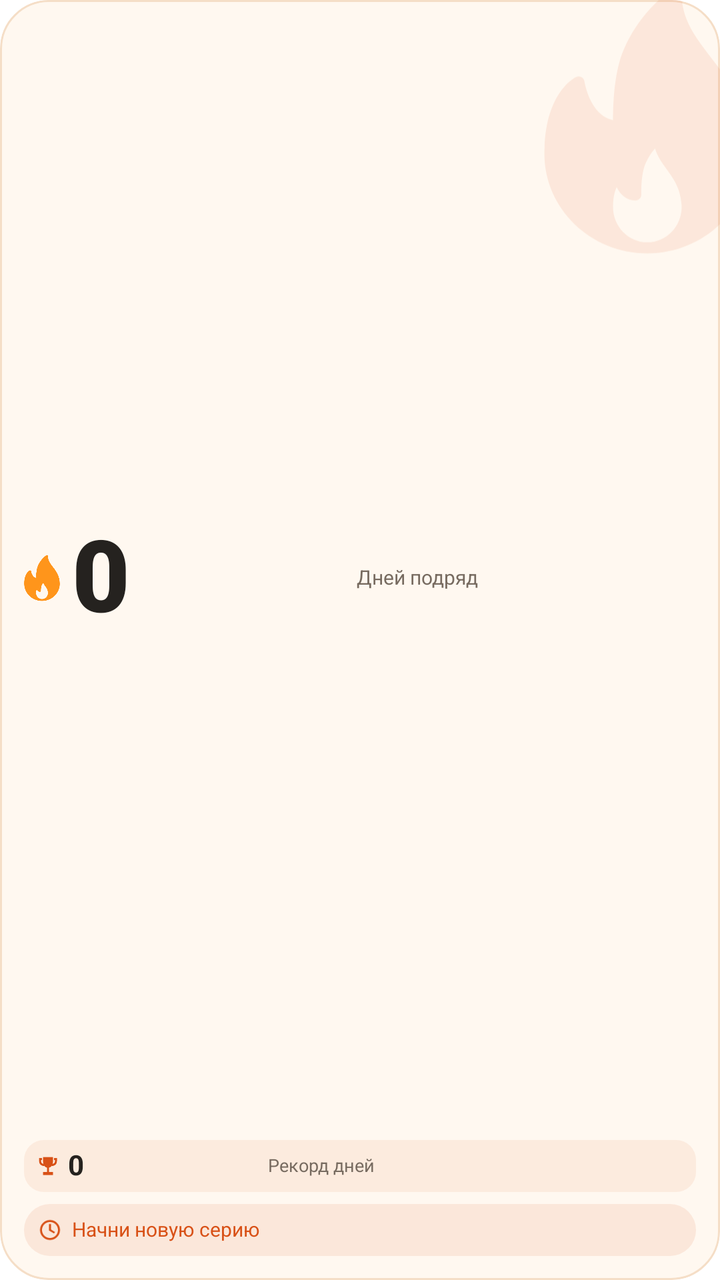
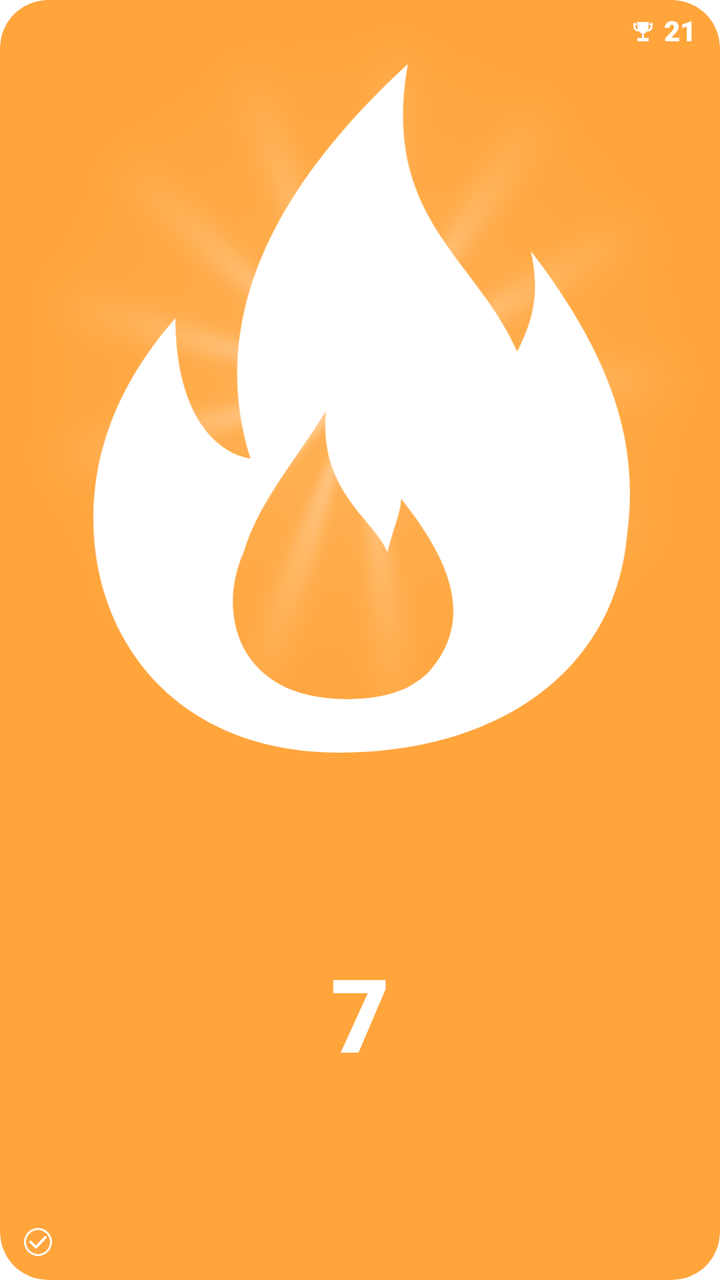

Two renders of the same Android screen: before a commit and after it. Below are the layout's source before the change and the commit's diff.
<!-- AndroidManifest.xml: fallback theme Theme.MaterialComponents.DayNight.NoActionBar -->
<!-- res/layout/streak_widget.xml -->
<?xml version="1.0" encoding="utf-8"?>
<FrameLayout
    xmlns:android="http://schemas.android.com/apk/res/android"
    android:id="@+id/streak_root"
    android:layout_width="match_parent"
    android:layout_height="match_parent"
    android:background="@drawable/streak_widget_background"
    android:clipToOutline="true">
    <ImageView
        android:id="@+id/streak_art"
        android:layout_width="104dp"
        android:layout_height="136dp"
        android:src="@drawable/streak_widget_flame"
        android:scaleType="fitCenter"
        android:importantForAccessibility="no"
        android:layout_gravity="top|end"
        android:layout_marginEnd="-16dp"
        android:layout_marginTop="-8dp"
        android:tint="@color/streak_widget_accent"
        android:alpha="0.10" />
    <LinearLayout
        android:layout_width="match_parent"
        android:layout_height="match_parent"
        android:orientation="vertical"
        android:padding="12dp">
        <LinearLayout
            android:layout_width="match_parent"
            android:layout_height="0dp"
            android:layout_weight="1"
            android:orientation="horizontal"
            android:gravity="center_vertical">
            <ImageView
                android:id="@+id/streak_flame"
                android:layout_width="18dp"
                android:layout_height="match_parent"
                android:src="@drawable/streak_widget_flame"
                android:scaleType="fitCenter"
                android:importantForAccessibility="no" />
            
            <TextView
                android:id="@+id/streak_current"
                android:layout_width="0dp"
                android:layout_height="match_parent"
                android:text="0"
                android:textSize="56sp"
                android:textColor="@color/streak_widget_text"
                android:maxLines="1"
                android:includeFontPadding="false"
                android:gravity="center_vertical"
                android:fontFamily="sans-serif-black"
                android:autoSizeTextType="uniform"
                android:autoSizeMinTextSize="5sp"
                android:autoSizeMaxTextSize="50dp"
                android:autoSizeStepGranularity="1sp"
                android:layout_weight="0.9"
                android:layout_marginStart="6dp"
                android:textStyle="bold" />
            <TextView
                android:id="@+id/streak_label"
                android:layout_width="0dp"
                android:layout_height="match_parent"
                android:text="@string/currentLabel"
                android:textSize="10sp"
                android:textColor="@color/streak_widget_secondary"
                android:maxLines="2"
                android:includeFontPadding="false"
                android:gravity="center_vertical"
                android:fontFamily="sans-serif"
                android:autoSizeTextType="uniform"
                android:autoSizeMinTextSize="5sp"
                android:autoSizeMaxTextSize="10sp"
                android:autoSizeStepGranularity="1sp"
                android:layout_weight="1.1"
                android:layout_marginStart="4dp" />
        </LinearLayout>
        <LinearLayout
            android:id="@+id/streak_record_badge"
            android:layout_width="match_parent"
            android:layout_height="26dp"
            android:layout_marginTop="4dp"
            android:paddingStart="6dp"
            android:paddingEnd="6dp"
            android:orientation="horizontal"
            android:gravity="center_vertical"
            android:background="@drawable/streak_widget_record_surface">
            <ImageView
                android:id="@+id/streak_trophy"
                android:layout_width="12dp"
                android:layout_height="match_parent"
                android:src="@drawable/streak_widget_trophy"
                android:scaleType="fitCenter"
                android:importantForAccessibility="no" />
            <TextView
                android:id="@+id/streak_best"
                android:layout_width="0dp"
                android:layout_height="match_parent"
                android:text="0"
                android:textSize="14sp"
                android:textColor="@color/streak_widget_text"
                android:maxLines="1"
                android:includeFontPadding="false"
                android:gravity="center_vertical"
                android:fontFamily="sans-serif"
                android:autoSizeTextType="uniform"
                android:autoSizeMinTextSize="5sp"
                android:autoSizeMaxTextSize="14sp"
                android:autoSizeStepGranularity="1sp"
                android:layout_weight="0.7"
                android:layout_marginStart="4dp"
                android:textStyle="bold" />
            <TextView
                android:id="@+id/streak_best_label"
                android:layout_width="0dp"
                android:layout_height="match_parent"
                android:text="@string/bestLabel"
                android:textSize="9sp"
                android:textColor="@color/streak_widget_secondary"
                android:maxLines="1"
                android:includeFontPadding="false"
                android:gravity="center_vertical"
                android:fontFamily="sans-serif"
                android:autoSizeTextType="uniform"
                android:autoSizeMinTextSize="5sp"
                android:autoSizeMaxTextSize="9sp"
                android:autoSizeStepGranularity="1sp"
                android:layout_weight="1.5"
                android:layout_marginStart="3dp" />
        </LinearLayout>
        <LinearLayout
            android:id="@+id/streak_status_group"
            android:layout_width="match_parent"
            android:layout_height="26dp"
            android:layout_marginTop="6dp"
            android:paddingStart="7dp"
            android:paddingEnd="7dp"
            android:background="@drawable/streak_widget_status_surface"
            android:orientation="horizontal"
            android:gravity="center_vertical">
            <ImageView
                android:id="@+id/streak_status_icon"
                android:layout_width="12dp"
                android:layout_height="match_parent"
                android:src="@drawable/streak_widget_clock"
                android:scaleType="fitCenter"
                android:importantForAccessibility="no"
                android:tint="@color/streak_widget_accent"
                android:layout_marginEnd="5dp" />
            <TextView
                android:id="@+id/streak_status"
                android:layout_width="0dp"
                android:layout_height="match_parent"
                android:text="@string/startLabel"
                android:textSize="10sp"
                android:textColor="@color/streak_widget_accent"
                android:maxLines="2"
                android:includeFontPadding="false"
                android:gravity="center_vertical"
                android:fontFamily="sans-serif"
                android:autoSizeTextType="uniform"
                android:autoSizeMinTextSize="5sp"
                android:autoSizeMaxTextSize="10sp"
                android:autoSizeStepGranularity="1sp"
                android:layout_weight="1" />
        </LinearLayout>
    </LinearLayout>
</FrameLayout>
<!-- resources referenced by this layout -->
<resources>
  <color name="streak_widget_accent">#D85117</color>
  <color name="streak_widget_secondary">#776B60</color>
  <color name="streak_widget_text">#25221F</color>
  <!-- drawable streak_widget_background (drawable) -->
  <shape xmlns:android="http://schemas.android.com/apk/res/android" android:shape="rectangle">
      <solid android:color="@color/streak_widget_background" />
      <corners android:radius="24dp" />
      <stroke android:width="1dp" android:color="@color/streak_widget_border" />
  </shape>
  <!-- drawable streak_widget_clock (drawable) -->
  <vector xmlns:android="http://schemas.android.com/apk/res/android"
      android:width="16dp" android:height="16dp" android:viewportWidth="24" android:viewportHeight="24">
      <path android:fillColor="@color/streak_widget_accent" android:fillType="evenOdd"
          android:pathData="M12,2A10,10 0,1 0,12 22A10,10 0,0 0,12 2ZM12,4A8,8 0,1 1,12 20A8,8 0,0 1,12 4ZM11,6H13V11.5L17,14L16,15.5L11,12.5Z" />
  </vector>
  <!-- drawable streak_widget_flame (drawable) -->
  <vector xmlns:android="http://schemas.android.com/apk/res/android"
      android:width="28dp" android:height="36dp"
      android:viewportWidth="388" android:viewportHeight="516">
      <group android:translateX="-62" android:translateY="2">
          <path android:fillColor="#FF951B"
              android:pathData="M446.906,299.769c-5.865-76.359-41.417-124.21-72.781-166.436C345.083,94.241,320,60.483,320,10.685 c0-4-2.24-7.656-5.792-9.489c-3.563-1.844-7.844-1.542-11.083,0.812c-47.104,33.706-86.406,90.515-100.135,144.719 c-9.531,37.737-10.792,80.161-10.969,108.18c-43.5-9.291-53.354-74.359-53.458-75.068c-0.49-3.375-2.552-6.312-5.552-7.916 c-3.031-1.583-6.594-1.698-9.667-0.177c-2.281,1.104-55.99,28.394-59.115,137.355C64.01,312.726,64,316.362,64,319.997 c0,105.857,86.135,191.987,192,191.987c0.146,0.01,0.302,0.031,0.427,0c0.042,0,0.083,0,0.135,0 C362.167,511.681,448,425.667,448,319.997C448,314.674,446.906,299.769,446.906,299.769z M256,490.652 c-35.292,0-64-30.581-64-68.172c0-1.281-0.01-2.573,0.083-4.156c0.427-15.853,3.438-26.675,6.74-33.873 c6.188,13.291,17.25,25.509,35.219,25.509c5.896,0,10.667-4.771,10.667-10.666c0-15.186,0.313-32.706,4.094-48.518 c3.365-14.02,11.406-28.936,21.594-40.893c4.531,15.52,13.365,28.081,21.99,40.341c12.344,17.54,25.104,35.675,27.344,66.6 c0.135,1.833,0.271,3.677,0.271,5.656C320,460.07,291.292,490.652,256,490.652z" />
      </group>
  </vector>
  <!-- drawable streak_widget_record_surface (drawable) -->
  <shape xmlns:android="http://schemas.android.com/apk/res/android">
      <solid android:color="@color/streak_widget_record_surface" />
      <corners android:radius="10dp" />
  </shape>
  <!-- drawable streak_widget_status_surface (drawable) -->
  <shape xmlns:android="http://schemas.android.com/apk/res/android">
      <solid android:color="@color/streak_widget_status_surface" />
      <corners android:radius="13dp" />
  </shape>
  <!-- drawable streak_widget_trophy (drawable) -->
  <vector xmlns:android="http://schemas.android.com/apk/res/android"
      android:width="24dp" android:height="24dp"
      android:viewportWidth="24" android:viewportHeight="24">
      <path android:fillColor="@color/streak_widget_accent"
          android:pathData="M7,3H17V8C17,11.1 14.8,13.6 12,14C9.2,13.6 7,11.1 7,8ZM11,14H13V18H17V21H7V18H11ZM3,4H6V6H5V7C5,8.6 6.3,10 8,10V12C5.2,12 3,9.8 3,7ZM18,4H21V7C21,9.8 18.8,12 16,12V10C17.7,10 19,8.6 19,7V6H18Z" />
  </vector>
  <string name="bestLabel">Рекорд дней</string>
  <string name="currentLabel">Дней подряд</string>
  <string name="startLabel">Начни новую серию</string>
  <color name="streak_widget_background">#FFF8F0</color>
  <color name="streak_widget_border">#F5DEC7</color>
  <color name="streak_widget_record_surface">#14D85117</color>
  <color name="streak_widget_status_surface">#1AD85117</color>
</resources>

<!-- the commit's change to res/layout/streak_widget.xml (unified diff, before → after) -->
@@ -1,166 +1,100 @@
-<?xml version="1.0" encoding="utf-8"?>
-<FrameLayout
-    xmlns:android="http://schemas.android.com/apk/res/android"
-    android:id="@+id/streak_root"
+<?xml version="1.0" ?>
+<FrameLayout xmlns:android="http://schemas.android.com/apk/res/android"
     android:layout_width="match_parent"
     android:layout_height="match_parent"
+    android:id="@+id/streak_root"
     android:background="@drawable/streak_widget_background"
-    android:clipToOutline="true">
-    <ImageView
-        android:id="@+id/streak_art"
-        android:layout_width="104dp"
-        android:layout_height="136dp"
-        android:src="@drawable/streak_widget_flame"
-        android:scaleType="fitCenter"
-        android:importantForAccessibility="no"
-        android:layout_gravity="top|end"
-        android:layout_marginEnd="-16dp"
-        android:layout_marginTop="-8dp"
-        android:tint="@color/streak_widget_accent"
-        android:alpha="0.10" />
+    android:clipToOutline="true"
+    android:importantForAccessibility="yes">
     <LinearLayout
         android:layout_width="match_parent"
         android:layout_height="match_parent"
         android:orientation="vertical"
-        android:padding="12dp">
-        <LinearLayout
+        android:gravity="center">
+        <FrameLayout
             android:layout_width="match_parent"
             android:layout_height="0dp"
-            android:layout_weight="1"
-            android:orientation="horizontal"
-            android:gravity="center_vertical">
+            android:layout_weight="1.2">
             <ImageView
+                android:layout_width="match_parent"
+                android:layout_height="match_parent"
+                android:id="@+id/streak_rays"
+                android:src="@drawable/streak_widget_rays"
+                android:importantForAccessibility="no"
+                android:scaleType="fitXY"/>
+            <ImageView
+                android:layout_width="match_parent"
+                android:layout_height="match_parent"
                 android:id="@+id/streak_flame"
-                android:layout_width="18dp"
-                android:layout_height="match_parent"
                 android:src="@drawable/streak_widget_flame"
+                android:importantForAccessibility="no"
                 android:scaleType="fitCenter"
-                android:importantForAccessibility="no" />
-            
-            <TextView
-                android:id="@+id/streak_current"
-                android:layout_width="0dp"
-                android:layout_height="match_parent"
-                android:text="0"
-                android:textSize="56sp"
-                android:textColor="@color/streak_widget_text"
-                android:maxLines="1"
-                android:includeFontPadding="false"
-                android:gravity="center_vertical"
-                android:fontFamily="sans-serif-black"
-                android:autoSizeTextType="uniform"
-                android:autoSizeMinTextSize="5sp"
-                android:autoSizeMaxTextSize="50dp"
-                android:autoSizeStepGranularity="1sp"
-                android:layout_weight="0.9"
-                android:layout_marginStart="6dp"
-                android:textStyle="bold" />
-            <TextView
-                android:id="@+id/streak_label"
-                android:layout_width="0dp"
-                android:layout_height="match_parent"
-                android:text="@string/currentLabel"
-                android:textSize="10sp"
-                android:textColor="@color/streak_widget_secondary"
-                android:maxLines="2"
-                android:includeFontPadding="false"
-                android:gravity="center_vertical"
-                android:fontFamily="sans-serif"
-                android:autoSizeTextType="uniform"
-                android:autoSizeMinTextSize="5sp"
-                android:autoSizeMaxTextSize="10sp"
-                android:autoSizeStepGranularity="1sp"
-                android:layout_weight="1.1"
-                android:layout_marginStart="4dp" />
-        </LinearLayout>
-        <LinearLayout
-            android:id="@+id/streak_record_badge"
+                android:paddingTop="22dp"
+                android:paddingBottom="1dp"/>
+        </FrameLayout>
+        <TextView
             android:layout_width="match_parent"
-            android:layout_height="26dp"
-            android:layout_marginTop="4dp"
-            android:paddingStart="6dp"
-            android:paddingEnd="6dp"
-            android:orientation="horizontal"
-            android:gravity="center_vertical"
-            android:background="@drawable/streak_widget_record_surface">
-            <ImageView
-                android:id="@+id/streak_trophy"
-                android:layout_width="12dp"
-                android:layout_height="match_parent"
-                android:src="@drawable/streak_widget_trophy"
-                android:scaleType="fitCenter"
-                android:importantForAccessibility="no" />
-            <TextView
-                android:id="@+id/streak_best"
-                android:layout_width="0dp"
-                android:layout_height="match_parent"
-                android:text="0"
-                android:textSize="14sp"
-                android:textColor="@color/streak_widget_text"
-                android:maxLines="1"
-                android:includeFontPadding="false"
-                android:gravity="center_vertical"
-                android:fontFamily="sans-serif"
-                android:autoSizeTextType="uniform"
-                android:autoSizeMinTextSize="5sp"
-                android:autoSizeMaxTextSize="14sp"
-                android:autoSizeStepGranularity="1sp"
-                android:layout_weight="0.7"
-                android:layout_marginStart="4dp"
-                android:textStyle="bold" />
-            <TextView
-                android:id="@+id/streak_best_label"
-                android:layout_width="0dp"
-                android:layout_height="match_parent"
-                android:text="@string/bestLabel"
-                android:textSize="9sp"
-                android:textColor="@color/streak_widget_secondary"
-                android:maxLines="1"
-                android:includeFontPadding="false"
-                android:gravity="center_vertical"
-                android:fontFamily="sans-serif"
-                android:autoSizeTextType="uniform"
-                android:autoSizeMinTextSize="5sp"
-                android:autoSizeMaxTextSize="9sp"
-                android:autoSizeStepGranularity="1sp"
-                android:layout_weight="1.5"
-                android:layout_marginStart="3dp" />
-        </LinearLayout>
-        <LinearLayout
-            android:id="@+id/streak_status_group"
-            android:layout_width="match_parent"
-            android:layout_height="26dp"
-            android:layout_marginTop="6dp"
-            android:paddingStart="7dp"
-            android:paddingEnd="7dp"
-            android:background="@drawable/streak_widget_status_surface"
-            android:orientation="horizontal"
-            android:gravity="center_vertical">
-            <ImageView
-                android:id="@+id/streak_status_icon"
-                android:layout_width="12dp"
-                android:layout_height="match_parent"
-                android:src="@drawable/streak_widget_clock"
-                android:scaleType="fitCenter"
-                android:importantForAccessibility="no"
-                android:tint="@color/streak_widget_accent"
-                android:layout_marginEnd="5dp" />
-            <TextView
-                android:id="@+id/streak_status"
-                android:layout_width="0dp"
-                android:layout_height="match_parent"
-                android:text="@string/startLabel"
-                android:textSize="10sp"
-                android:textColor="@color/streak_widget_accent"
-                android:maxLines="2"
-                android:includeFontPadding="false"
-                android:gravity="center_vertical"
-                android:fontFamily="sans-serif"
-                android:autoSizeTextType="uniform"
-                android:autoSizeMinTextSize="5sp"
-                android:autoSizeMaxTextSize="10sp"
-                android:autoSizeStepGranularity="1sp"
-                android:layout_weight="1" />
-        </LinearLayout>
+            android:layout_height="0dp"
+            android:id="@+id/streak_current"
+            android:text="7"
+            android:textColor="#FFFFFF"
+            android:textSize="51sp"
+            android:autoSizeTextType="uniform"
+            android:autoSizeMinTextSize="7dp"
+            android:autoSizeMaxTextSize="51dp"
+            android:autoSizeStepGranularity="1dp"
+            android:maxLines="1"
+            android:gravity="center"
+            android:includeFontPadding="false"
+            android:fontFamily="sans-serif-black"
+            android:importantForAccessibility="no"
+            android:layout_weight="0.8"
+            android:paddingBottom="6dp"
+            android:paddingStart="8dp"
+            android:paddingEnd="8dp"/>
     </LinearLayout>
+    <LinearLayout
+        android:layout_width="wrap_content"
+        android:layout_height="20dp"
+        android:orientation="horizontal"
+        android:gravity="center"
+        android:layout_gravity="end|top"
+        android:layout_marginTop="6dp"
+        android:layout_marginEnd="12dp">
+        <ImageView
+            android:layout_width="13dp"
+            android:layout_height="13dp"
+            android:id="@+id/streak_trophy"
+            android:src="@drawable/streak_widget_trophy"
+            android:importantForAccessibility="no"
+            android:scaleType="fitCenter"
+            android:tint="#FFFFFF"/>
+        <TextView
+            android:layout_width="wrap_content"
+            android:layout_height="17dp"
+            android:id="@+id/streak_best"
+            android:text="21"
+            android:textColor="#FFFFFF"
+            android:textSize="14sp"
+            android:autoSizeTextType="uniform"
+            android:autoSizeMinTextSize="7dp"
+            android:autoSizeMaxTextSize="14dp"
+            android:autoSizeStepGranularity="1dp"
+            android:maxLines="1"
+            android:gravity="center"
+            android:includeFontPadding="false"
+            android:fontFamily="sans-serif-black"
+            android:importantForAccessibility="no"
+            android:layout_marginStart="4dp"
+            android:maxWidth="55dp"/>
+    </LinearLayout>
+    <ImageView
+        android:id="@+id/streak_status_icon"
+        android:layout_width="16dp"
+        android:layout_height="16dp"
+        android:layout_gravity="bottom|start"
+        android:layout_marginStart="11dp"
+        android:layout_marginBottom="11dp"
+        android:importantForAccessibility="no"
+        android:src="@drawable/streak_widget_check"/>
 </FrameLayout>
<!-- resource entries referenced after the edit -->
@@ -1,52 +1,30 @@
 <!-- resources referenced by this layout -->
 <resources>
-  <color name="streak_widget_accent">#D85117</color>
-  <color name="streak_widget_secondary">#776B60</color>
-  <color name="streak_widget_text">#25221F</color>
   <!-- drawable streak_widget_background (drawable) -->
-  <shape xmlns:android="http://schemas.android.com/apk/res/android" android:shape="rectangle">
-      <solid android:color="@color/streak_widget_background" />
-      <corners android:radius="24dp" />
-      <stroke android:width="1dp" android:color="@color/streak_widget_border" />
-  </shape>
-  <!-- drawable streak_widget_clock (drawable) -->
+  <shape xmlns:android="http://schemas.android.com/apk/res/android"><solid android:color="@color/streak_widget_active_background"/><corners android:radius="24dp"/></shape>
+  <!-- drawable streak_widget_check (drawable) -->
   <vector xmlns:android="http://schemas.android.com/apk/res/android"
-      android:width="16dp" android:height="16dp" android:viewportWidth="24" android:viewportHeight="24">
-      <path android:fillColor="@color/streak_widget_accent" android:fillType="evenOdd"
-          android:pathData="M12,2A10,10 0,1 0,12 22A10,10 0,0 0,12 2ZM12,4A8,8 0,1 1,12 20A8,8 0,0 1,12 4ZM11,6H13V11.5L17,14L16,15.5L11,12.5Z" />
+      android:width="18dp" android:height="18dp" android:viewportWidth="24" android:viewportHeight="24">
+      <path android:strokeColor="#E6FFFFFF" android:strokeWidth="1.6"
+          android:pathData="M12,2.3 A9.7,9.7 0,1 0,12.01,2.3"/>
+      <path android:strokeColor="#FFFFFF" android:strokeWidth="2" android:strokeLineCap="round"
+          android:strokeLineJoin="round" android:pathData="M6.5,12 L10.5,16 L17.5,8.5"/>
   </vector>
   <!-- drawable streak_widget_flame (drawable) -->
-  <vector xmlns:android="http://schemas.android.com/apk/res/android"
-      android:width="28dp" android:height="36dp"
-      android:viewportWidth="388" android:viewportHeight="516">
-      <group android:translateX="-62" android:translateY="2">
-          <path android:fillColor="#FF951B"
-              android:pathData="M446.906,299.769c-5.865-76.359-41.417-124.21-72.781-166.436C345.083,94.241,320,60.483,320,10.685 c0-4-2.24-7.656-5.792-9.489c-3.563-1.844-7.844-1.542-11.083,0.812c-47.104,33.706-86.406,90.515-100.135,144.719 c-9.531,37.737-10.792,80.161-10.969,108.18c-43.5-9.291-53.354-74.359-53.458-75.068c-0.49-3.375-2.552-6.312-5.552-7.916 c-3.031-1.583-6.594-1.698-9.667-0.177c-2.281,1.104-55.99,28.394-59.115,137.355C64.01,312.726,64,316.362,64,319.997 c0,105.857,86.135,191.987,192,191.987c0.146,0.01,0.302,0.031,0.427,0c0.042,0,0.083,0,0.135,0 C362.167,511.681,448,425.667,448,319.997C448,314.674,446.906,299.769,446.906,299.769z M256,490.652 c-35.292,0-64-30.581-64-68.172c0-1.281-0.01-2.573,0.083-4.156c0.427-15.853,3.438-26.675,6.74-33.873 c6.188,13.291,17.25,25.509,35.219,25.509c5.896,0,10.667-4.771,10.667-10.666c0-15.186,0.313-32.706,4.094-48.518 c3.365-14.02,11.406-28.936,21.594-40.893c4.531,15.52,13.365,28.081,21.99,40.341c12.344,17.54,25.104,35.675,27.344,66.6 c0.135,1.833,0.271,3.677,0.271,5.656C320,460.07,291.292,490.652,256,490.652z" />
+  <vector xmlns:android="http://schemas.android.com/apk/res/android" android:width="35dp" android:height="44dp" android:viewportWidth="84" android:viewportHeight="108">
+      <group android:translateX="-11" android:translateY="-6">
+          <path android:fillColor="#FFFFFF" android:fillType="evenOdd"
+              android:pathData="M50,112 C26,112 14,95 14,77 C14,64 20,54 26,47 C26,60 31,67 37,68 C30,45 43,25 60,9 C56,32 70,38 76,52 C79,46 79,42 78,37 C90,53 94,66 92,80 C90,100 73,112 50,112 Z M51,104 C35,104 32,91 36,82 C38,75 43,69 48,61 C47,73 55,77 57,82 C58,78 59,76 59,74 C66,83 70,92 63,100 C60,103 56,104 51,104 Z"/>
       </group>
   </vector>
-  <!-- drawable streak_widget_record_surface (drawable) -->
-  <shape xmlns:android="http://schemas.android.com/apk/res/android">
-      <solid android:color="@color/streak_widget_record_surface" />
-      <corners android:radius="10dp" />
-  </shape>
-  <!-- drawable streak_widget_status_surface (drawable) -->
-  <shape xmlns:android="http://schemas.android.com/apk/res/android">
-      <solid android:color="@color/streak_widget_status_surface" />
-      <corners android:radius="13dp" />
-  </shape>
+  <!-- drawable streak_widget_rays: png bitmap (drawable-nodpi, 42388 bytes) -->
   <!-- drawable streak_widget_trophy (drawable) -->
   <vector xmlns:android="http://schemas.android.com/apk/res/android"
       android:width="24dp" android:height="24dp"
       android:viewportWidth="24" android:viewportHeight="24">
-      <path android:fillColor="@color/streak_widget_accent"
+      <path android:fillColor="#FFFFFF"
           android:pathData="M7,3H17V8C17,11.1 14.8,13.6 12,14C9.2,13.6 7,11.1 7,8ZM11,14H13V18H17V21H7V18H11ZM3,4H6V6H5V7C5,8.6 6.3,10 8,10V12C5.2,12 3,9.8 3,7ZM18,4H21V7C21,9.8 18.8,12 16,12V10C17.7,10 19,8.6 19,7V6H18Z" />
   </vector>
-  <string name="bestLabel">Рекорд дней</string>
-  <string name="currentLabel">Дней подряд</string>
-  <string name="startLabel">Начни новую серию</string>
-  <color name="streak_widget_background">#FFF8F0</color>
-  <color name="streak_widget_border">#F5DEC7</color>
-  <color name="streak_widget_record_surface">#14D85117</color>
-  <color name="streak_widget_status_surface">#1AD85117</color>
+  <color name="streak_widget_active_background">#FFA53C</color>
 </resources>
 
